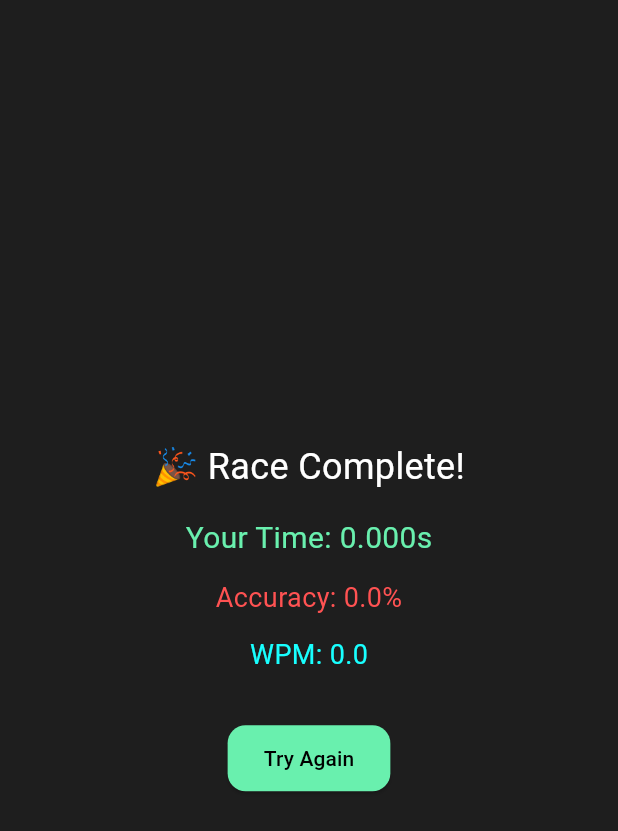
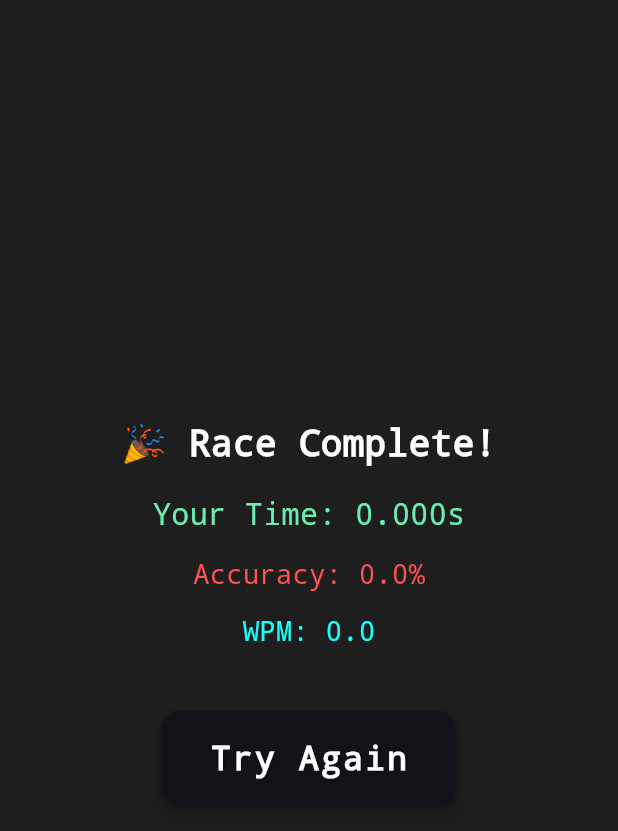
Before and after one commit to ThatSaxyDev/tracer, a Flutter app: the ResultScreen screen opened directly, on a phone screen of 412 x 824 dp. Shown: the top 831 px of the screen. Run offline on Flutter 3.47's test engine with Material 3 defaults, Android fonts, the phone set to English and light mode, and no system bars; our stand-ins replace flutter_animate, flutter_riverpod.

Commit message:
fonts changed

```diff
--- a/lib/views/home_view.dart
+++ b/lib/views/home_view.dart
@@ -78,7 +78,9 @@ class _HomeScreenState extends ConsumerState<HomeScreen> {
                               spacing: 15,
                               mainAxisAlignment: MainAxisAlignment.end,
                               children: List.generate(2, (index) {
-                                return GameButton(
+                                return Opacity(
+                                  opacity: index == 0 ? 1 : 0.3,
+                                  child: GameButton(
                                       onPressed: () {
                                         ref
                                             .read(ghostInputProvider.notifier)
@@ -109,7 +111,8 @@ class _HomeScreenState extends ConsumerState<HomeScreen> {
                                       text: switch (index) {
                                         0 => 'VS Ghost',
                                         _ => 'VS Player',
-                                    }).fadeInFromBottom(delay: (index * 400).ms);
+                                      }).fadeInFromBottom(delay: (index * 400).ms),
+                                );
                               }),
                             ),
                           )
--- a/lib/views/result_view.dart
+++ b/lib/views/result_view.dart
@@ -3,6 +3,7 @@ import 'package:flutter_riverpod/flutter_riverpod.dart';
 import 'package:tracer/notifiers/game_notifier.dart';
 import 'package:tracer/notifiers/ghost_input_notifier.dart';
 import 'package:tracer/views/home_view.dart';
+import 'package:tracer/widgets/game_button.dart';
 
 class ResultScreen extends ConsumerStatefulWidget {
   const ResultScreen({super.key});
@@ -35,16 +36,25 @@ class _ResultScreenState extends ConsumerState<ResultScreen> {
           child: Column(
             mainAxisAlignment: MainAxisAlignment.center,
             children: [
-              const Text('🎉 Race Complete!', style: TextStyle(fontSize: 24)),
+              const Text('🎉 Race Complete!',
+                  style: TextStyle(
+                      fontSize: 24,
+                      fontFamily: 'Courier',
+                      fontWeight: FontWeight.bold)),
               const SizedBox(height: 16),
               Text(
                 'Your Time: ${duration.inSeconds}.${(duration.inMilliseconds % 1000).toString().padLeft(3, '0')}s',
-                style: const TextStyle(fontSize: 20, color: Colors.greenAccent),
+                style: const TextStyle(
+                  fontSize: 20,
+                  color: Colors.greenAccent,
+                  fontFamily: 'Courier',
+                ),
               ),
               const SizedBox(height: 12),
               Text(
                 'Accuracy: ${accuracy.toStringAsFixed(1)}%',
                 style: TextStyle(
+                  fontFamily: 'Courier',
                   fontSize: 18,
                   color: accuracy >= 95
                       ? Colors.greenAccent
@@ -56,10 +66,14 @@ class _ResultScreenState extends ConsumerState<ResultScreen> {
               const SizedBox(height: 12),
               Text(
                 'WPM: ${game.player.wpm(game.targetText).toStringAsFixed(1)}',
-                style: const TextStyle(fontSize: 18, color: Colors.cyanAccent),
+                style: const TextStyle(
+                  fontSize: 18,
+                  color: Colors.cyanAccent,
+                  fontFamily: 'Courier',
+                ),
               ),
               const SizedBox(height: 32),
-              ElevatedButton(
+              GameButton(
                 onPressed: () {
                   ref.read(gameNotifierProvider.notifier).clearData();
                   ref.read(ghostInputProvider.notifier).clearGhostInput();
@@ -68,17 +82,7 @@ class _ResultScreenState extends ConsumerState<ResultScreen> {
                     MaterialPageRoute(builder: (_) => const HomeScreen()),
                   );
                 },
-                style: ElevatedButton.styleFrom(
-                  backgroundColor: Colors.greenAccent,
-                  shape: RoundedRectangleBorder(
-                    borderRadius: BorderRadius.circular(12),
-                  ),
-                  padding: EdgeInsets.symmetric(vertical: 12, horizontal: 24),
-                ),
-                child: const Text(
-                  'Try Again',
-                  style: TextStyle(color: Colors.black),
-                ),
+                text: 'Try Again',
               ),
             ],
           ),
```
Lines whose indentation alone changed are shown as unchanged.
